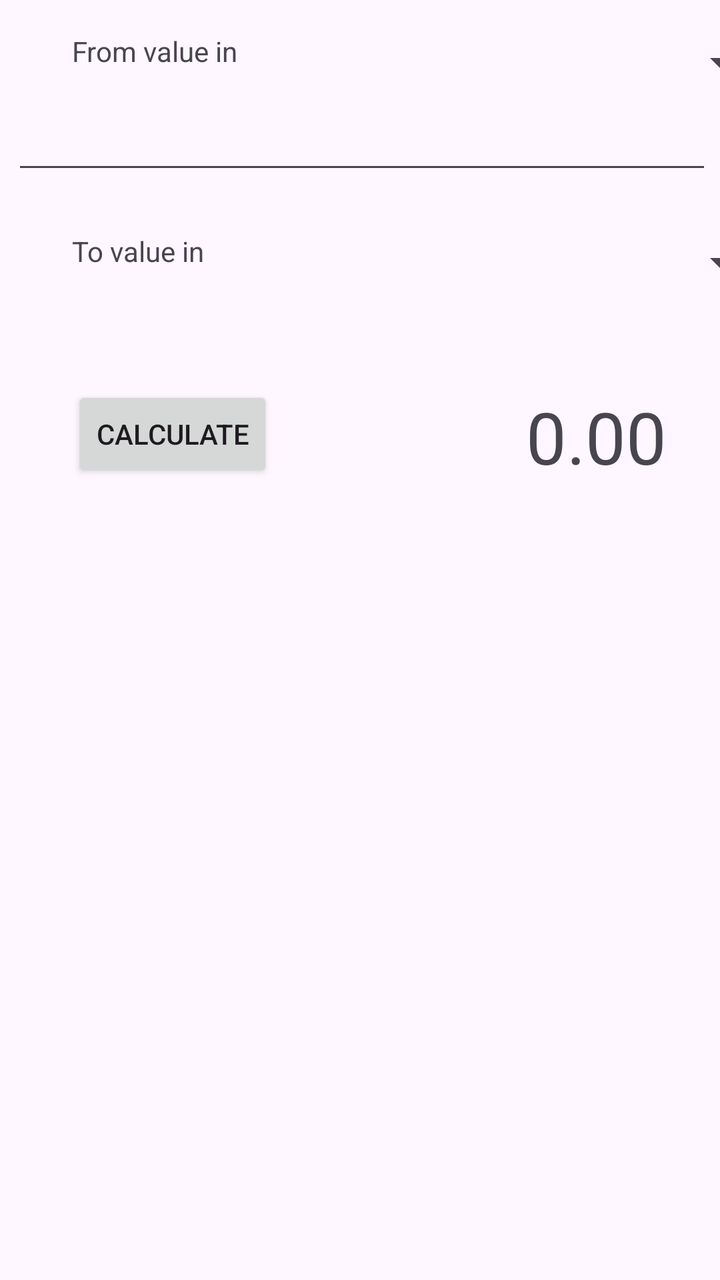
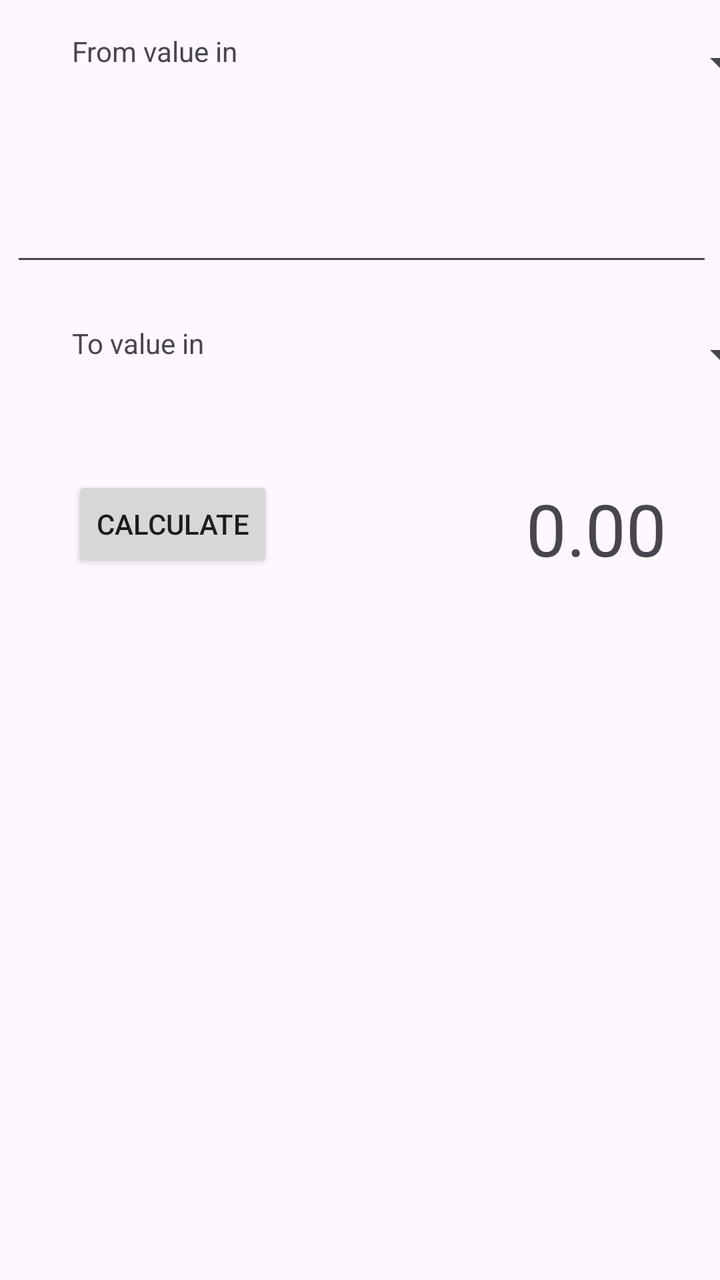

Before-and-after screenshots of an Android layout around one commit, followed by the original layout XML and the change that was made.
<!-- AndroidManifest.xml: application theme Theme.CurrencyConverter -->
<!-- res/layout/activity_main.xml -->
<?xml version="1.0" encoding="utf-8"?>
<androidx.constraintlayout.widget.ConstraintLayout xmlns:android="http://schemas.android.com/apk/res/android"
    xmlns:app="http://schemas.android.com/apk/res-auto"
    xmlns:tools="http://schemas.android.com/tools"
    android:id="@+id/main"
    android:layout_width="match_parent"
    android:layout_height="match_parent"
    tools:context=".MainActivity">

    <TextView
        android:id="@+id/textView_currencyFrom"
        android:layout_width="90dp"
        android:layout_height="30dp"
        android:layout_marginStart="36dp"
        android:layout_marginTop="16dp"
        android:text="From value in"
        app:layout_constraintBottom_toTopOf="@+id/input_amount"
        app:layout_constraintStart_toStartOf="parent"
        app:layout_constraintTop_toTopOf="parent"
        app:layout_constraintVertical_bias="0.0" />

    <EditText
        android:id="@+id/input_amount"
        android:layout_width="350dp"
        android:layout_height="30dp"
        android:layout_marginTop="16dp"
        android:ems="10"
        android:inputType="number"
        app:layout_constraintEnd_toEndOf="parent"
        app:layout_constraintHorizontal_bias="0.59"
        app:layout_constraintStart_toStartOf="parent"
        app:layout_constraintTop_toBottomOf="@+id/spinner_currencyFrom" />

    <Spinner
        android:id="@+id/spinner_currencyFrom"
        android:layout_width="250dp"
        android:layout_height="30dp"
        android:layout_marginStart="8dp"
        android:layout_marginTop="16dp"
        android:layout_marginBottom="19dp"

        app:layout_constraintEnd_toEndOf="parent"
        app:layout_constraintHorizontal_bias="0.0"
        app:layout_constraintStart_toEndOf="@+id/textView_currencyFrom"
        app:layout_constraintTop_toTopOf="parent"
        app:layout_constraintVertical_bias="0.0" />

    <TextView
        android:id="@+id/textView_currencyTo"
        android:layout_width="90dp"
        android:layout_height="30dp"
        android:layout_marginStart="36dp"
        android:layout_marginTop="24dp"
        android:text="To value in"
        android:textAlignment="inherit"
        app:layout_constraintStart_toStartOf="parent"
        app:layout_constraintTop_toBottomOf="@+id/input_amount" />

    <Spinner
        android:id="@+id/spinner_currencyTo"
        android:layout_width="250dp"
        android:layout_height="30dp"
        android:layout_marginStart="8dp"
        android:layout_marginTop="24dp"
        app:layout_constraintEnd_toEndOf="parent"
        app:layout_constraintHorizontal_bias="0.0"
        app:layout_constraintStart_toEndOf="@+id/textView_currencyTo"
        app:layout_constraintTop_toBottomOf="@+id/input_amount" />

    <Button
        android:id="@+id/button_calculate"
        style="@style/Widget.AppCompat.Button"
        android:layout_width="wrap_content"
        android:layout_height="wrap_content"
        android:layout_marginStart="36dp"
        android:layout_marginTop="40dp"
        android:text="Calculate"
        app:layout_constraintBottom_toBottomOf="parent"
        app:layout_constraintStart_toStartOf="parent"
        app:layout_constraintTop_toBottomOf="@+id/textView_currencyTo"
        app:layout_constraintVertical_bias="0.017" />

    <TextView
        android:id="@+id/textView_result"
        android:layout_width="wrap_content"
        android:layout_height="wrap_content"
        android:layout_marginTop="48dp"
        android:layout_marginEnd="24dp"
        android:text="0.00"
        android:textSize="36sp"
        app:layout_constraintBottom_toBottomOf="parent"
        app:layout_constraintEnd_toEndOf="parent"
        app:layout_constraintHorizontal_bias="0.98"
        app:layout_constraintStart_toEndOf="@+id/button_calculate"
        app:layout_constraintTop_toBottomOf="@+id/spinner_currencyTo"
        app:layout_constraintVertical_bias="0.0" />

</androidx.constraintlayout.widget.ConstraintLayout>
<!-- resources referenced by this layout -->
<resources>
  <style name="Theme.CurrencyConverter" parent="Base.Theme.CurrencyConverter" />
  <style name="Base.Theme.CurrencyConverter" parent="Theme.Material3.DayNight.NoActionBar">
          
          
      </style>
</resources>

<!-- the commit's change to res/layout/activity_main.xml (unified diff, before → after) -->
@@ -21,11 +21,11 @@
 
     <EditText
         android:id="@+id/input_amount"
-        android:layout_width="350dp"
-        android:layout_height="30dp"
+        android:layout_width="351dp"
+        android:layout_height="76dp"
         android:layout_marginTop="16dp"
         android:ems="10"
-        android:inputType="number"
+        android:inputType="numberDecimal"
         app:layout_constraintEnd_toEndOf="parent"
         app:layout_constraintHorizontal_bias="0.59"
         app:layout_constraintStart_toStartOf="parent"
